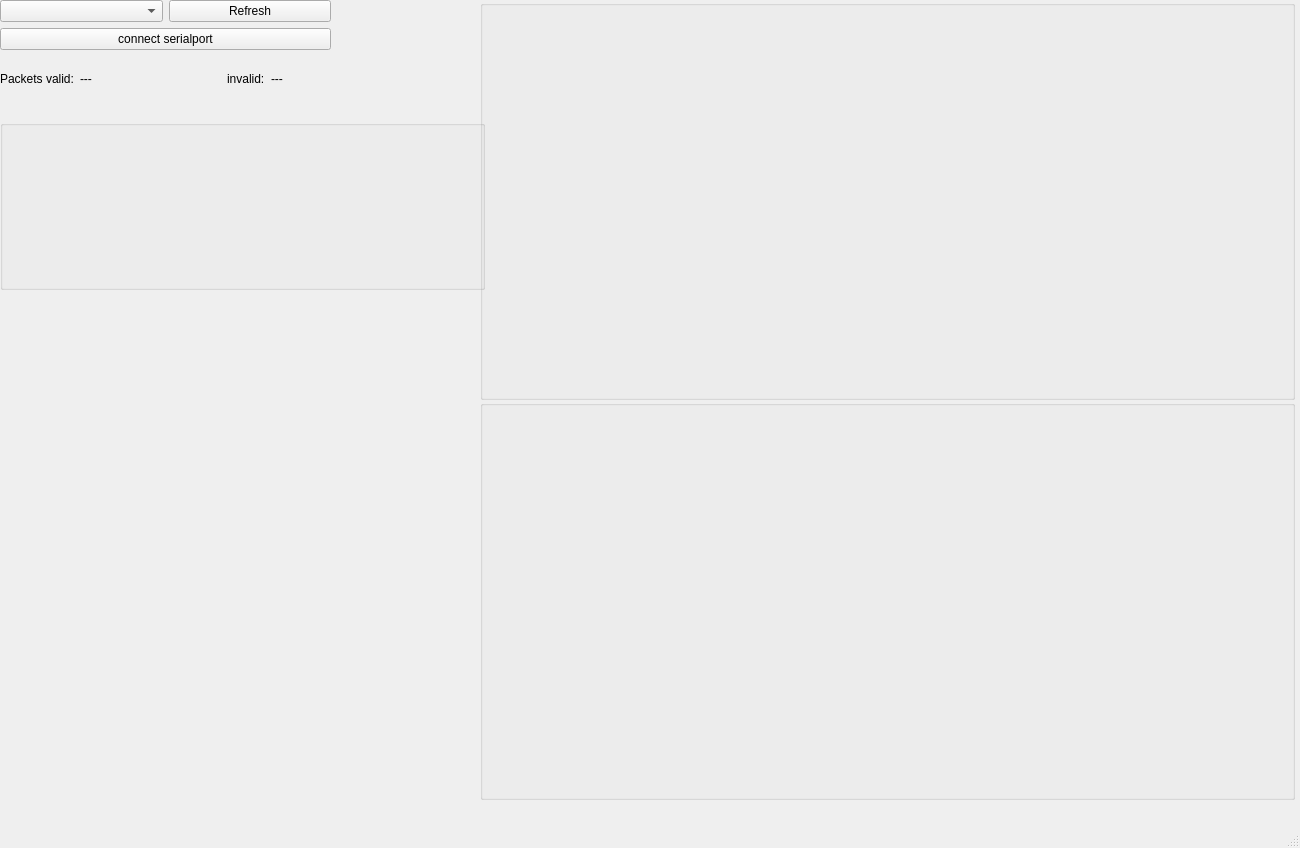
Before: the Qt Designer form gui.ui in marvin2k/guibabel, drawn with Qt 5.
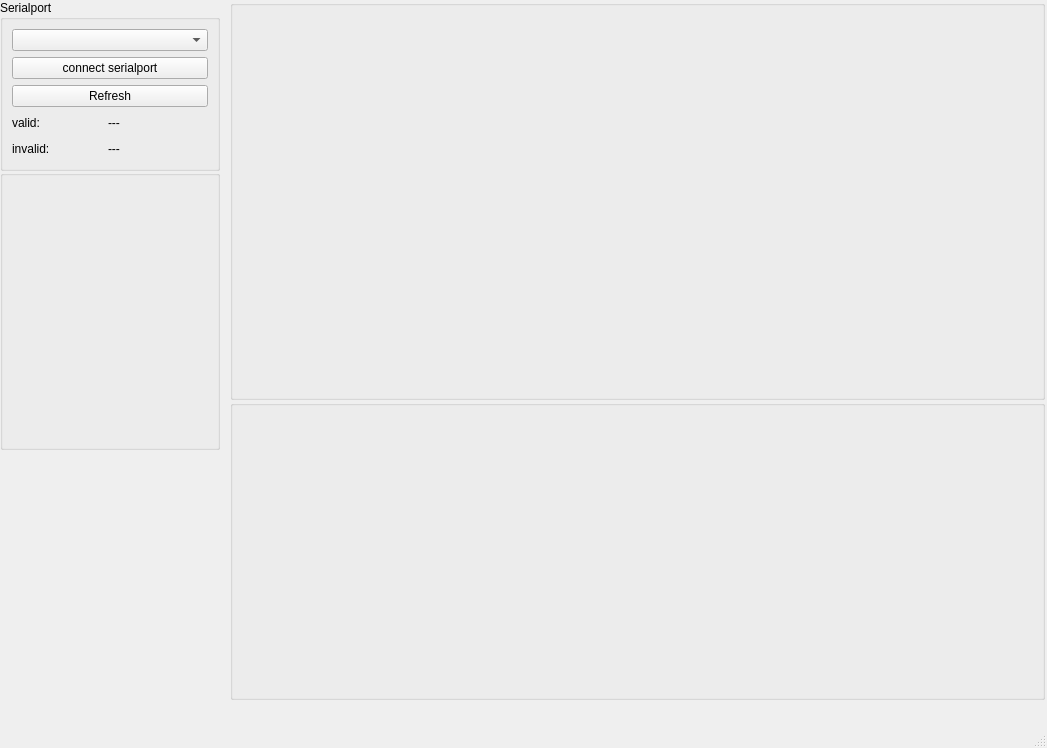
After: the same form once the commit is applied.

Commit message: further improvments in layout

```diff
--- a/gui.ui
+++ b/gui.ui
@@ -6,8 +6,8 @@
    <rect>
     <x>0</x>
     <y>0</y>
-    <width>1300</width>
-    <height>848</height>
+    <width>1047</width>
+    <height>748</height>
    </rect>
   </property>
   <property name="sizePolicy">
@@ -32,29 +32,57 @@
    <string>guibabel</string>
   </property>
   <widget class="QWidget" name="centralwidget">
-   <widget class="QWidget" name="verticalLayoutWidget">
+   <widget class="QGroupBox" name="groupBox_logger">
     <property name="geometry">
      <rect>
       <x>0</x>
+      <y>170</y>
+      <width>220</width>
+      <height>280</height>
+     </rect>
+    </property>
+    <property name="minimumSize">
+     <size>
+      <width>220</width>
+      <height>280</height>
+     </size>
+    </property>
+   </widget>
+   <widget class="QGroupBox" name="groupBox_fft">
+    <property name="geometry">
+     <rect>
+      <x>230</x>
+      <y>400</y>
+      <width>815</width>
+      <height>300</height>
+     </rect>
+    </property>
+   </widget>
+   <widget class="QGroupBox" name="groupBox_plotter">
+    <property name="geometry">
+     <rect>
+      <x>230</x>
       <y>0</y>
-      <width>331</width>
-      <height>101</height>
+      <width>815</width>
+      <height>400</height>
      </rect>
     </property>
-    <layout class="QVBoxLayout" name="verticalLayout">
+   </widget>
+   <widget class="QGroupBox" name="">
+    <property name="geometry">
+     <rect>
+      <x>0</x>
+      <y>0</y>
+      <width>220</width>
+      <height>171</height>
+     </rect>
+    </property>
+    <property name="title">
+     <string>Serialport</string>
+    </property>
+    <layout class="QVBoxLayout" name="verticalLayout_2">
      <item>
-      <layout class="QHBoxLayout" name="horizontalLayout">
-       <item>
-        <widget class="QComboBox" name="comboBox_avail_serialports"/>
-       </item>
-       <item>
-        <widget class="QPushButton" name="button_refresh_serialports">
-         <property name="text">
-          <string>Refresh</string>
-         </property>
-        </widget>
-       </item>
-      </layout>
+      <widget class="QComboBox" name="comboBox_avail_serialports"/>
      </item>
      <item>
       <widget class="QPushButton" name="button_connect_disconnect_serialport">
@@ -63,12 +91,19 @@
        </property>
       </widget>
      </item>
+     <item>
+      <widget class="QPushButton" name="button_refresh_serialports">
+       <property name="text">
+        <string>Refresh</string>
+       </property>
+      </widget>
+     </item>
      <item>
       <layout class="QHBoxLayout" name="horizontalLayout_2">
        <item>
         <widget class="QLabel" name="label">
          <property name="text">
-          <string>Packets valid:</string>
+          <string>valid:</string>
          </property>
         </widget>
        </item>
@@ -85,19 +120,10 @@
          </property>
         </widget>
        </item>
-       <item>
-        <spacer name="horizontalSpacer">
-         <property name="orientation">
-          <enum>Qt::Horizontal</enum>
-         </property>
-         <property name="sizeHint" stdset="0">
-          <size>
-           <width>40</width>
-           <height>20</height>
-          </size>
-         </property>
-        </spacer>
-       </item>
+      </layout>
+     </item>
+     <item>
+      <layout class="QHBoxLayout" name="horizontalLayout">
        <item>
         <widget class="QLabel" name="label_3">
          <property name="text">
@@ -109,7 +135,7 @@
         <widget class="QLabel" name="lab_invalid">
          <property name="minimumSize">
           <size>
-           <width>60</width>
+           <width>100</width>
            <height>0</height>
           </size>
          </property>
@@ -122,42 +148,6 @@
      </item>
     </layout>
    </widget>
-   <widget class="QGroupBox" name="groupBox_logger">
-    <property name="geometry">
-     <rect>
-      <x>0</x>
-      <y>120</y>
-      <width>485</width>
-      <height>170</height>
-     </rect>
-    </property>
-    <property name="minimumSize">
-     <size>
-      <width>485</width>
-      <height>170</height>
-     </size>
-    </property>
-   </widget>
-   <widget class="QGroupBox" name="groupBox_fft">
-    <property name="geometry">
-     <rect>
-      <x>480</x>
-      <y>400</y>
-      <width>815</width>
-      <height>400</height>
-     </rect>
-    </property>
-   </widget>
-   <widget class="QGroupBox" name="groupBox_plotter">
-    <property name="geometry">
-     <rect>
-      <x>480</x>
-      <y>0</y>
-      <width>815</width>
-      <height>400</height>
-     </rect>
-    </property>
-   </widget>
   </widget>
   <widget class="QMenuBar" name="menubar">
    <property name="geometry">
```
Left out of the diff: 2 changed lines with no effect on the pictures. The commit also changes 2 other files.
